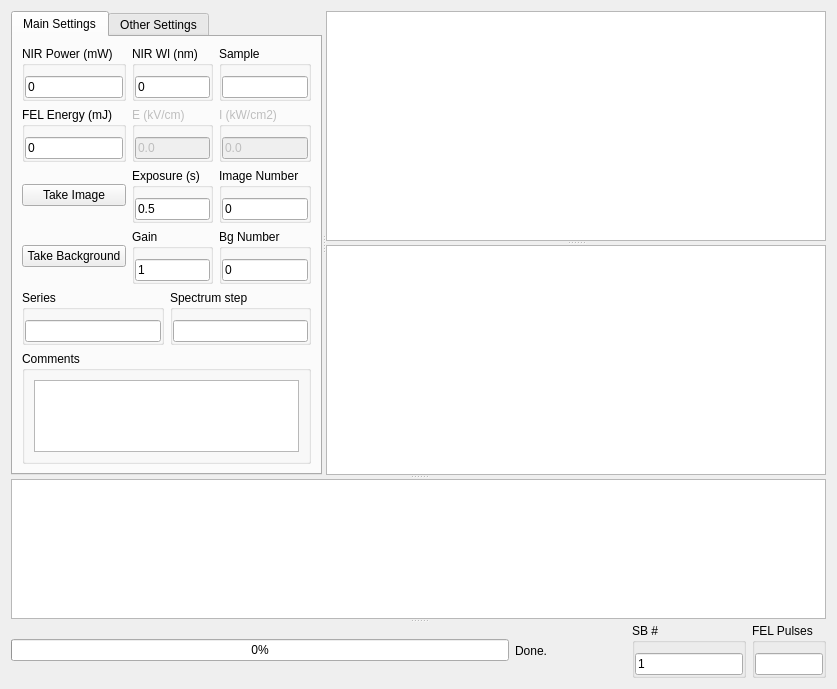
First picture: the form in UIs/HSG.ui, repository SherwinGroup/EMCCD-psychic, before the edit.
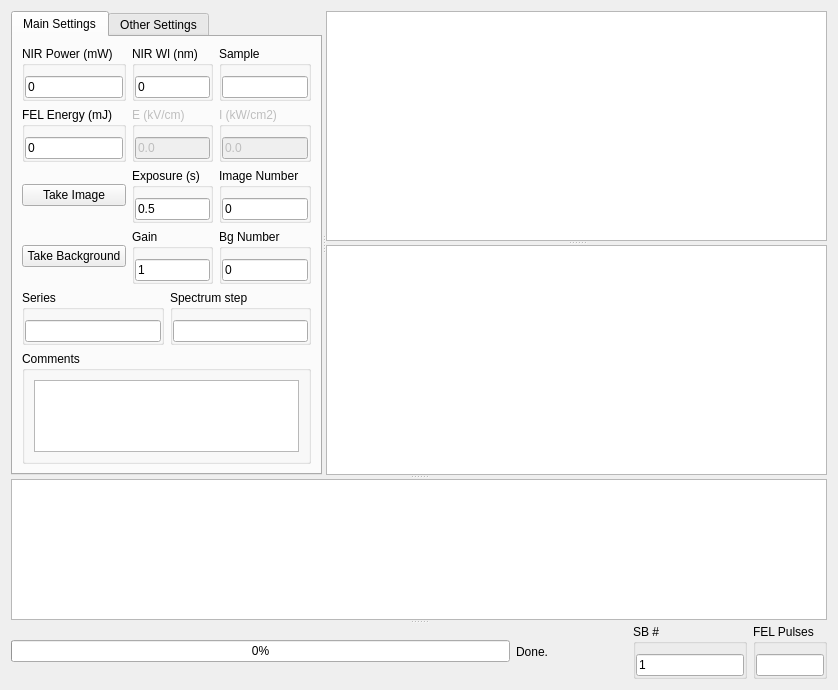
Second picture: the form after the edit. Custom widgets are drawn as their Qt base class.

Patch:
```diff
--- a/UIs/HSG.ui
+++ b/UIs/HSG.ui
@@ -6,8 +6,8 @@
    <rect>
     <x>0</x>
     <y>0</y>
-    <width>837</width>
-    <height>689</height>
+    <width>838</width>
+    <height>690</height>
    </rect>
   </property>
   <property name="windowTitle">
```
Left out of the diff: 10 changed lines with no effect on the pictures.
